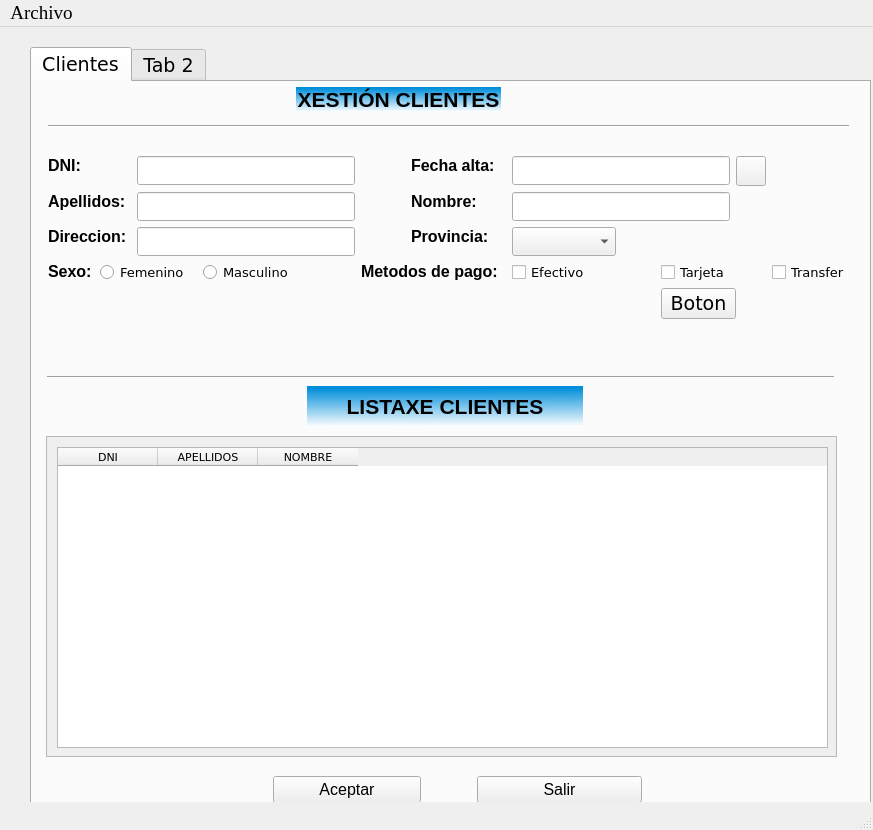
Old version of the form ventana.ui in the repository IagoBoente/ventanaQT_2.
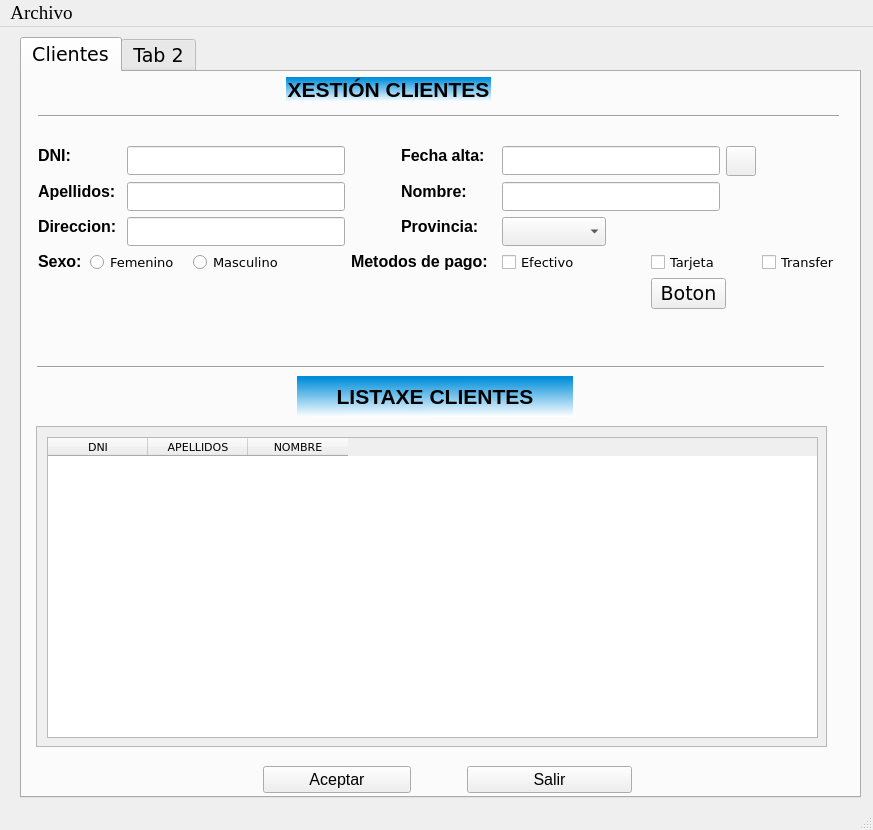
New version of the form. Icons and pictures are not drawn.

What changed in the file:
```diff
--- a/ventana.ui
+++ b/ventana.ui
@@ -41,8 +41,8 @@
    <widget class="QTabWidget" name="tabWidget">
     <property name="geometry">
      <rect>
-      <x>30</x>
-      <y>20</y>
+      <x>20</x>
+      <y>10</y>
       <width>841</width>
       <height>761</height>
      </rect>
```
Left out of the diff: 11 changed lines with no effect on the pictures.
